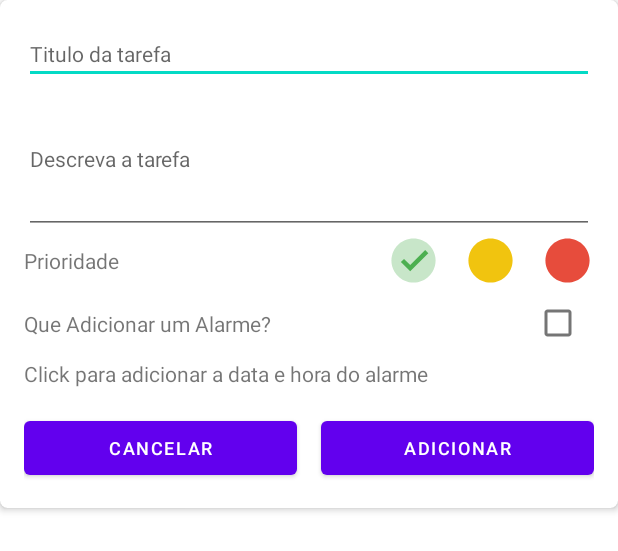
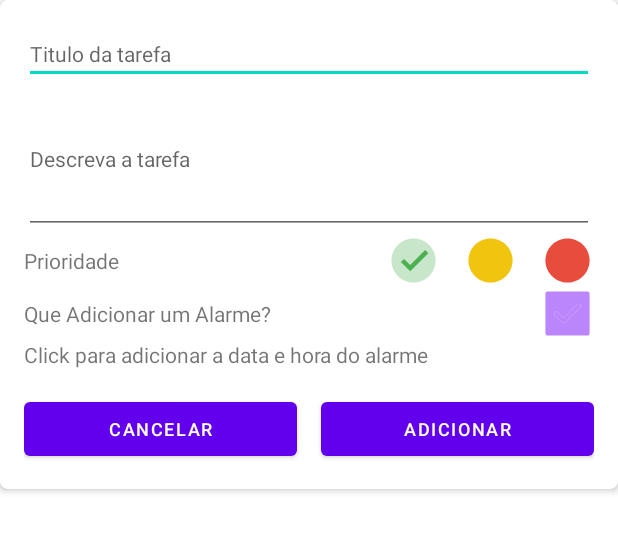
Before and after one commit to quanticheart/BlueList, an Android app: the layout dialog_add_to_do.xml on its own in the app's theme, with its tools: preview values and no code run, on a phone screen of 412 x 824 dp. Shown: the top 551 px of the screen. Run offline under Robolectric (Android 15) with nearby library versions, the phone set to English and light mode, and no system bars.

Commit message:
finish implementation checkbox style

```diff
--- a/app/src/main/res/layout/dialog_add_to_do.xml
+++ b/app/src/main/res/layout/dialog_add_to_do.xml
@@ -105,8 +105,10 @@
 
                 <CheckBox
                     android:id="@+id/addAlarm"
-                    android:layout_width="wrap_content"
-                    android:layout_height="wrap_content"
+                    android:layout_width="@dimen/default_radio_button_size"
+                    android:layout_height="@dimen/default_radio_button_size"
+                    android:background="@drawable/selector_check_box"
+                    android:button="@null"
                     app:layout_constraintBottom_toBottomOf="parent"
                     app:layout_constraintRight_toRightOf="parent"
                     app:layout_constraintTop_toTopOf="parent" />
--- /dev/null
+++ b/core/src/main/res/drawable/ic_checked.xml
@@ -0,0 +1,12 @@
+<vector xmlns:android="http://schemas.android.com/apk/res/android"
+    android:width="24dp"
+    android:height="24dp"
+    android:viewportWidth="24"
+    android:viewportHeight="24">
+    <path
+        android:fillColor="@color/purple_500"
+        android:pathData="M10.2002,16.3999a0.9968,0.9968 0,0 1,-0.707 -0.293L6.293,12.9072A0.9999,0.9999 0,0 1,7.707 11.4932l2.4932,2.4927L16.293,7.8931A0.9999,0.9999 0,0 1,17.707 9.3071l-6.7998,6.7998A0.9968,0.9968 0,0 1,10.2002 16.3999Z" />
+    <path
+        android:fillColor="@color/purple_200"
+        android:pathData="M21,2H3A1,1 0,0 0,2 3V21a1,1 0,0 0,1 1H21a1,1 0,0 0,1 -1V3A1,1 0,0 0,21 2ZM17.707,9.3071l-6.7998,6.7998a0.9996,0.9996 0,0 1,-1.4141 0L6.293,12.9072A0.9999,0.9999 0,0 1,7.707 11.4932l2.4932,2.4927L16.293,7.8931A0.9999,0.9999 0,0 1,17.707 9.3071Z" />
+</vector>
--- /dev/null
+++ b/core/src/main/res/drawable/ic_checked_box.xml
@@ -0,0 +1,12 @@
+<vector xmlns:android="http://schemas.android.com/apk/res/android"
+    android:width="24dp"
+    android:height="24dp"
+    android:viewportWidth="24"
+    android:viewportHeight="24">
+    <path
+        android:fillColor="@color/purple_200"
+        android:pathData="M10.2002,16.3999a0.9968,0.9968 0,0 1,-0.707 -0.293L6.293,12.9072A0.9999,0.9999 0,0 1,7.707 11.4932l2.4932,2.4927L16.293,7.8931A0.9999,0.9999 0,0 1,17.707 9.3071l-6.7998,6.7998A0.9968,0.9968 0,0 1,10.2002 16.3999Z" />
+    <path
+        android:fillColor="@color/purple_200"
+        android:pathData="M21,2H3A1,1 0,0 0,2 3V21a1,1 0,0 0,1 1H21a1,1 0,0 0,1 -1V3A1,1 0,0 0,21 2ZM17.707,9.3071l-6.7998,6.7998a0.9996,0.9996 0,0 1,-1.4141 0L6.293,12.9072A0.9999,0.9999 0,0 1,7.707 11.4932l2.4932,2.4927L16.293,7.8931A0.9999,0.9999 0,0 1,17.707 9.3071Z" />
+</vector>
--- /dev/null
+++ b/core/src/main/res/drawable/selector_check_box.xml
@@ -0,0 +1,5 @@
+<?xml version="1.0" encoding="utf-8"?>
+<selector xmlns:android="http://schemas.android.com/apk/res/android">
+    <item android:drawable="@drawable/ic_checked" android:state_checked="true" />
+    <item android:drawable="@drawable/ic_checked_box" android:state_checked="false" />
+</selector>
```
